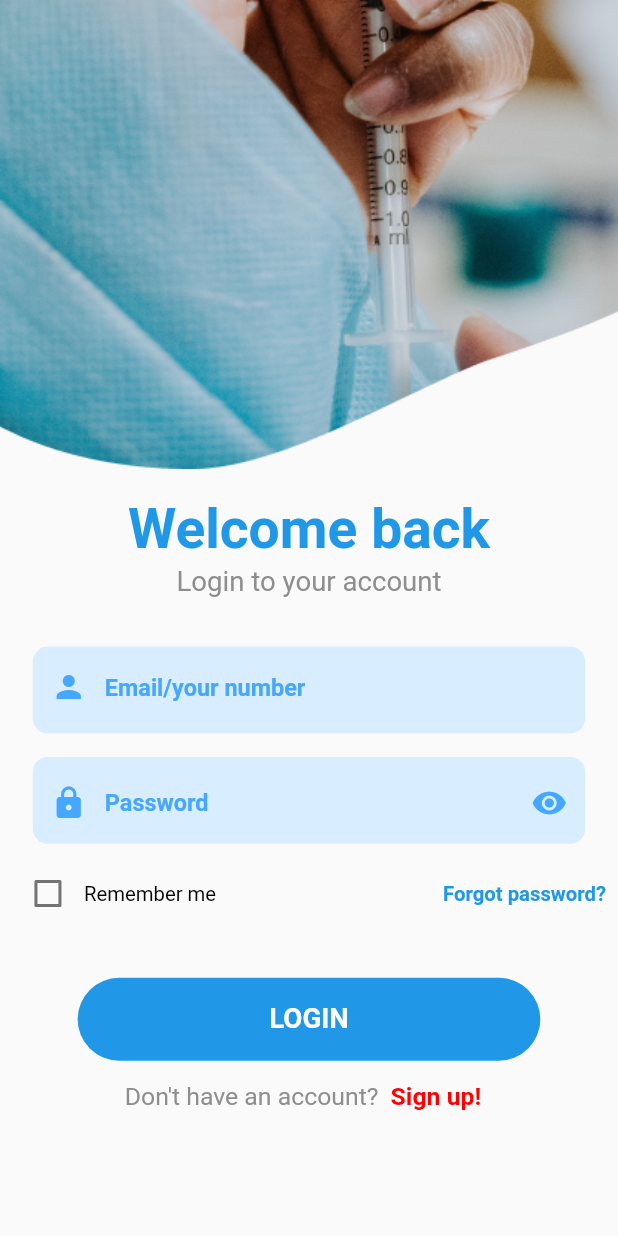
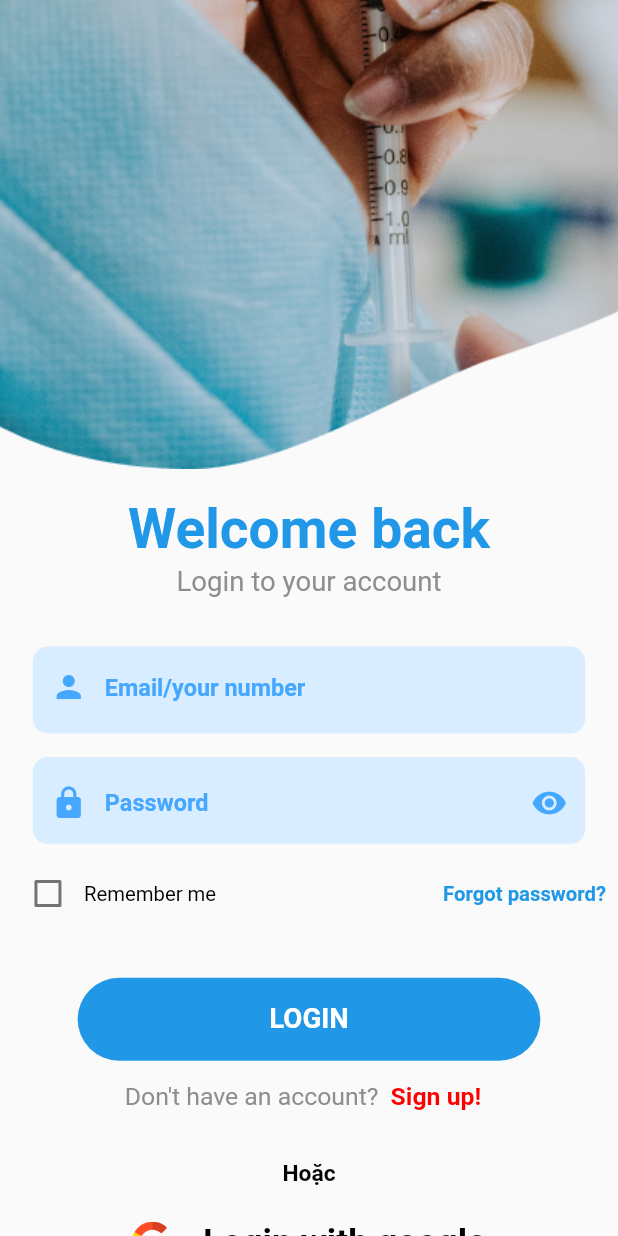
Before and after one commit to Luunguyen2412/cowin_1, a Flutter app: the ProfileScreen screen opened directly, after a tap on "SAVE", on a phone screen of 412 x 824 dp. Run offline on Flutter 3.47's test engine with Material 2 defaults, Android fonts, the phone set to English and light mode, and no system bars; our stand-ins replace animated_splash_screen, carousel_slider, dio, flutter_bloc, flutter_screenutil, flutter_svg and 6 more; missing offline and left inert: dialogflow_grpc, flutter_animated_dialog, flutter_modules, sound_stream, spannable_grid; project files that could hold a hidden picture were left out.

Commit message:
login with google

```diff
--- a/lib/app.dart
+++ b/lib/app.dart
@@ -1,6 +1,7 @@
 import 'package:animated_splash_screen/animated_splash_screen.dart';
 import 'package:cowin_1/common/config/colors_config.dart';
 import 'package:cowin_1/view_models/app/app_provider.dart';
+import 'package:cowin_1/view_models/login/google_login_controller.dart';
 import 'package:cowin_1/views/main_screen.dart';
 import 'package:cowin_1/views/splash/splash1.dart';
 import 'package:flutter/cupertino.dart';
@@ -29,6 +30,7 @@ class _AppState extends State<App> {
           return MultiProvider(
             providers: [
               ChangeNotifierProvider(create: (_) => AppProvider()),
+                   ChangeNotifierProvider(create: (_) => GoogleSignInController()),
             ],
             child: ScreenUtilInit(
                 designSize: Size(414, 896),
--- /dev/null
+++ b/lib/view_models/login/google_login_controller.dart
@@ -0,0 +1,26 @@
+import 'package:flutter/material.dart';
+import 'package:google_sign_in/google_sign_in.dart';
+
+class GoogleSignInController with ChangeNotifier {
+  var _googleSignIn = GoogleSignIn();
+  GoogleSignInAccount? googleAccount;
+
+  login({required Function success, required Function error}) async {
+    try {
+      googleAccount = await _googleSignIn.signIn();
+      notifyListeners();
+      if (googleAccount != null) {
+        success();
+      } else {
+        error();
+      }
+    } catch (e) {
+       error();
+    }
+  }
+
+  logOut() async {
+    this.googleAccount = await _googleSignIn.signOut();
+    notifyListeners();
+  }
+}
--- a/lib/views/login/Register_Screen.dart
+++ b/lib/views/login/Register_Screen.dart
@@ -224,6 +224,7 @@ class _RegisterScreenState extends State<RegisterScreen> {
                             Navigator.push(
                                 context,
                                 MaterialPageRoute(
+                                    settings: RouteSettings(name: '/login'),
                                     builder: (context) => LoginScreen()));
                           },
                           child: Text(
--- a/lib/views/login/changePassword_screen.dart
+++ b/lib/views/login/changePassword_screen.dart
@@ -162,6 +162,7 @@ class _ChangePasswordState extends State<changePasswordScreen> {
                         Navigator.push(
                             context,
                             MaterialPageRoute(
+                                settings: RouteSettings(name: '/login'),
                                 builder: (context) => LoginScreen()));
                       },
                     ),
--- a/lib/views/login/login_screen.dart
+++ b/lib/views/login/login_screen.dart
@@ -2,13 +2,15 @@
 
 import 'package:cowin_1/common/config/colors_config.dart';
 import 'package:cowin_1/common/config/texts_config.dart';
-import 'package:cowin_1/themes.dart';
+
+import 'package:cowin_1/view_models/login/google_login_controller.dart';
 import 'package:cowin_1/views/login/widgets/textfield.dart';
 import 'package:cowin_1/views/main_screen.dart';
-import 'package:flutter/cupertino.dart';
+
 import 'package:flutter/material.dart';
 import 'package:flutter_screenutil/flutter_screenutil.dart';
-import '../../size_config.dart';
+import 'package:provider/provider.dart';
+
 import 'Register_Screen.dart';
 import 'forgot_password_screen.dart';
 
@@ -19,11 +21,31 @@ class LoginScreen extends StatefulWidget {
 
 class _LoginScreenState extends State<LoginScreen> {
   bool _isObscure = true;
+  GlobalKey<FormState> _formKey = new GlobalKey<FormState>();
+  TextEditingController userName = TextEditingController();
+  TextEditingController password = TextEditingController();
+
+  String? validateInput() {
+    if (userName.text.isEmpty)
+      return "Enter your email or phonenumber.";
+    else if (userName.text.length < 9)
+      return "Email or phonenumber is not correct.";
+    if (password.text.isEmpty)
+      return "Enter your password.";
+    else if (password.text.length < 6) return "Password is not correct.";
+
+    return null;
+  }
+
   @override
   Widget build(BuildContext context) {
-    return Scaffold(
-      body: SafeArea(
-        child: SingleChildScrollView(
+    GoogleSignInController _googleSignIn =
+        Provider.of<GoogleSignInController>(context);
+    return SafeArea(
+      child: Scaffold(
+        body: SingleChildScrollView(
+          child: Form(
+            key: _formKey,
             child: Column(
               children: <Widget>[
                 Container(
@@ -62,8 +84,17 @@ class _LoginScreenState extends State<LoginScreen> {
                   height: 35.h,
                 ),
                 TextFieldContainer(
-                child: TextField(
+                  child: TextFormField(
                     textAlignVertical: TextAlignVertical.center,
+                    controller: userName,
+                    // validator: (value) {
+                    //   if (value!.isEmpty)
+                    //     return "Enter your email or phonenumber.";
+                    //   else if (!value.contains("@") || value.length < 9)
+                    //     return "Email or phonenumber is not correct.";
+                    //   else
+                    //     return null;
+                    // },
                     decoration: InputDecoration(
                       contentPadding: EdgeInsets.only(top: 7.h),
                       prefixIcon: Padding(
@@ -88,8 +119,17 @@ class _LoginScreenState extends State<LoginScreen> {
                 ),
                 TextFieldContainer(
                   child: TextFormField(
+                    controller: password,
                     textAlignVertical: TextAlignVertical.center,
                     obscureText: _isObscure,
+                    // validator: (value) {
+                    //   if (value!.isEmpty)
+                    //     return "Enter your password.";
+                    //   else if (value.length < 6)
+                    //     return "Password is not correct.";
+                    //   else
+                    //     return null;
+                    // },
                     decoration: InputDecoration(
                       contentPadding: EdgeInsets.only(top: 7.h),
                       prefixIcon: Padding(
@@ -129,7 +169,6 @@ class _LoginScreenState extends State<LoginScreen> {
                 Row(
                   mainAxisAlignment: MainAxisAlignment.spaceBetween,
                   children: [
-
                     Row(
                       children: [
                         Padding(
@@ -146,7 +185,6 @@ class _LoginScreenState extends State<LoginScreen> {
                         ),
                       ],
                     ),
-
                     TextButton(
                       onPressed: () {
                         Navigator.push(
@@ -184,8 +222,27 @@ class _LoginScreenState extends State<LoginScreen> {
                     ),
                   ),
                   onTap: () {
-                  Navigator.push(context,
-                      MaterialPageRoute(builder: (context) => MainScreen()));
+                    if (validateInput() == null) {
+                      Navigator.push(
+                          context,
+                          MaterialPageRoute(
+                              builder: (context) => MainScreen()));
+                    } else {
+                      final snackBar = SnackBar(
+                        content: Container(
+                          padding: EdgeInsets.only(bottom: 10.h),
+                          child: Text(
+                            validateInput().toString(),
+                            textAlign: TextAlign.center,
+                            style: kText14Normal_2,
+                          ),
+                        ),
+                        backgroundColor: Colors.red,
+                        duration: Duration(seconds: 3),
+                        behavior: SnackBarBehavior.floating,
+                      );
+                      ScaffoldMessenger.of(context).showSnackBar(snackBar);
+                    }
                   },
                 ),
                 Row(
@@ -219,7 +276,56 @@ class _LoginScreenState extends State<LoginScreen> {
                     ),
                   ],
                 ),
+                SizedBox(
+                  height: 20.h,
+                ),
+                Container(
+                  alignment: Alignment.center,
+                  child: Text("Hoặc",style: kText18Bold_3,),
+                ),
+                    SizedBox(
+                  height: 20.h,
+                ),
+                Container(
+                  height: 40.h,
+                  width: MediaQuery.of(context).size.width,
+                  margin: EdgeInsets.symmetric(horizontal: 20.w),
+                  alignment: Alignment.center,
+                  child: InkWell(
+                    onTap: () {
+                      _googleSignIn.login(
+                          success: () {
+                            Navigator.push(
+                                context,
+                                MaterialPageRoute(
+                                    builder: (context) => MainScreen()));
+                          },
+                          error: () {
+                            print("Login error");
+                          });
+                    },
+                    child: Row(
+                      mainAxisAlignment: MainAxisAlignment.center,
+                      children: [
+                        SizedBox(
+                          height: 30.h,
+                          width: 30.h,
+                          child: Image.asset("assets/icons/google.png"),
+                        ),
+                        Padding(
+                          padding: EdgeInsets.only(left: 20.w),
+                          child:
+                              Text("Login with google", style: kText28Bold_3),
+                        )
                       ],
+                    ),
+                  ),
+                ),
+                SizedBox(
+                  height: 35.h,
+                ),
+              ],
+            ),
           ),
         ),
       ),
--- a/lib/views/login/profile_screen.dart
+++ b/lib/views/login/profile_screen.dart
@@ -201,6 +201,7 @@ class ProfileScreen extends StatelessWidget {
                          Navigator.push(
                           context,
                           MaterialPageRoute(
+                              settings: RouteSettings(name: '/login'),
                               builder: (context) => LoginScreen()));
                       },
                     ),
--- a/lib/views/map/map_screen.dart
+++ b/lib/views/map/map_screen.dart
@@ -90,7 +90,7 @@ class _MapScreenState extends State<MapScreen> {
                 height: MediaQuery.of(context).size.height,
                 alignment: Alignment.bottomCenter,
                 padding: EdgeInsets.only(
-                  bottom: 150.h
+                  bottom: 180.h
                 ),
                 child: Container(
                   height: 50.h,
--- a/lib/views/profile/widget/ProfileMenuItem.dart
+++ b/lib/views/profile/widget/ProfileMenuItem.dart
@@ -22,7 +22,9 @@ class ProfileMenuItem extends StatelessWidget {
   @override
   Widget build(BuildContext context) {
     return InkWell(
-      onTap: () {},
+      onTap: () {
+        press();
+      },
       child: Padding(
         padding: EdgeInsets.symmetric(vertical: 10.h),
         child: SafeArea(
--- a/lib/views/splash/splash1.dart
+++ b/lib/views/splash/splash1.dart
@@ -278,7 +278,9 @@ class SplashScreen4 extends StatelessWidget {
                         onTap: () {
                           Navigator.push(
                               context,
+
                               MaterialPageRoute(
+                                settings: RouteSettings(name: '/login'),
                                   builder: (context) => LoginScreen()));
                         }),
                   ],
--- a/pubspec.yaml
+++ b/pubspec.yaml
@@ -56,7 +56,8 @@ dependencies:
   flutter_animated_dialog: ^2.0.1
   flutter_native_splash: ^1.3.1
   location_web: ^3.1.1
-
+  url_launcher: ^6.0.9
+  google_sign_in: ^5.2.1
 
 dev_dependencies:
   flutter_test:
```
Also changed, not shown: lib/views/profile/profile_screen.dart (+17 -7 lines), assets/icons/google.png (added), pubspec.lock, 3 other files. Lines whose indentation alone changed are shown as unchanged.
